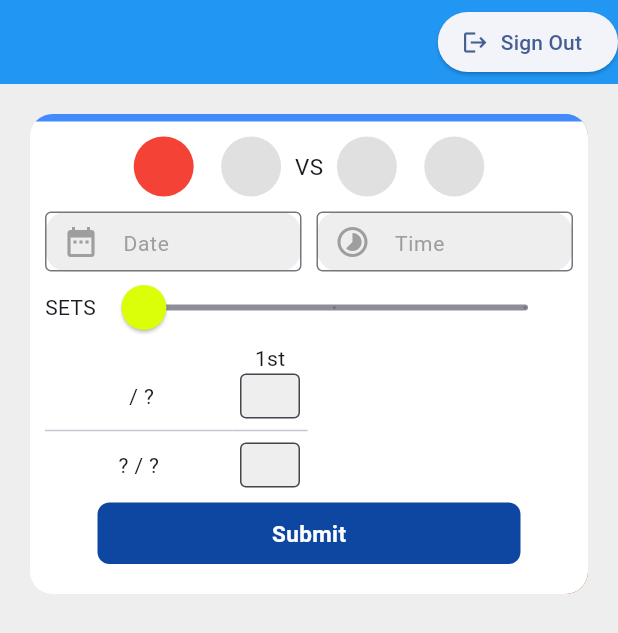
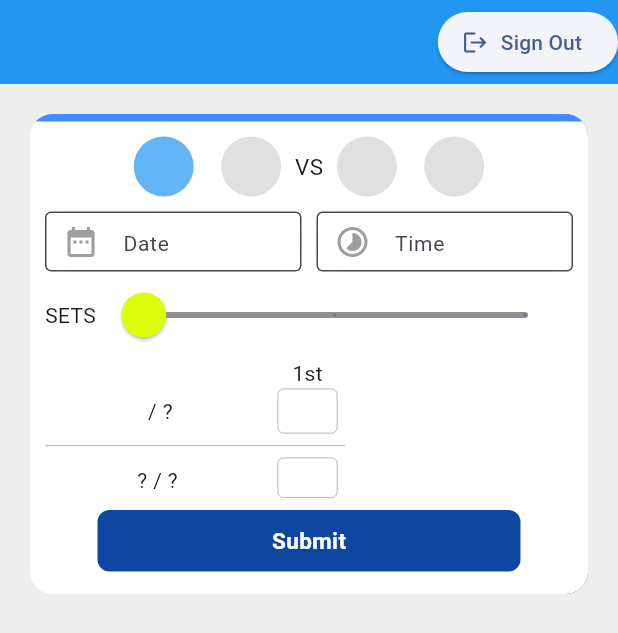
Before and after one commit to Nazareh/my-rating-mobile, a Flutter app: the screen it shows once a user with an empty profile is signed in, on a phone screen of 412 x 824 dp. Shown: the top 633 px of the screen. Run offline on Flutter 3.47's test engine with Material 3 defaults, Android fonts, the phone set to English and light mode, and no system bars; our stand-ins replace cloud_firestore, firebase_auth, firebase_core, flutter_svg, google_sign_in; missing offline and left inert: interval_time_picker; accounts and stored records are empty.

Commit message:
minor UI changes on match_upload.dart

```diff
--- a/lib/components/match_upload.dart
+++ b/lib/components/match_upload.dart
@@ -142,12 +142,12 @@ class _MatchUploadState extends State<MatchUpload> {
       child: Container(
         constraints: const BoxConstraints(maxHeight: 320),
         alignment: Alignment.center,
-        decoration: BoxDecoration(
+        decoration: const BoxDecoration(
           color: Colors.white,
           boxShadow: [
             BoxShadow(
               color: Colors.green,
-              offset: const Offset(
+              offset: Offset(
                 50.0,
                 5.0,
               ),
@@ -156,12 +156,12 @@ class _MatchUploadState extends State<MatchUpload> {
             ), //BoxShadow
             BoxShadow(
               color: Colors.red,
-              offset: const Offset(60.0, 60.0),
+              offset: Offset(60.0, 60.0),
               blurRadius: 20.0,
               spreadRadius: 30.0,
             ),
           ],
-          border: const Border(
+          border: Border(
             top: BorderSide(
                 color: Colors.blueAccent, width: 5.0, style: BorderStyle.solid),
           ),
@@ -180,13 +180,13 @@ class _MatchUploadState extends State<MatchUpload> {
                         child: Row(
                           children: [
                             _playerAvatar(widget.loggedPlayer.name, () {},
-                                Colors.red, context),
+                                Colors.blue.shade300, context),
                             _playerAvatar(
                                 _myParter?.name,
                                 (value) => setState(() {
                                       _myParter = value;
                                     }),
-                                Colors.purple,
+                                Colors.blue.shade300,
                                 context)
                           ],
                         ),
@@ -198,12 +198,12 @@ class _MatchUploadState extends State<MatchUpload> {
                             _playerAvatar(
                                 _opponent1?.name,
                                 (value) => setState(() => _opponent1 = value),
-                                Colors.green,
+                                Colors.red.shade300,
                                 context),
                             _playerAvatar(
                                 _opponent2?.name,
                                 (value) => setState(() => _opponent2 = value),
-                                Colors.orange,
+                                Colors.red.shade300,
                                 context)
                           ],
                         ),
@@ -229,12 +229,13 @@ class _MatchUploadState extends State<MatchUpload> {
                             controller: _dateController,
                             keyboardType: TextInputType.datetime,
                             decoration: const InputDecoration(
+                              filled: true,
+                              fillColor: Colors.white,
                               border: OutlineInputBorder(),
                               contentPadding: EdgeInsets.symmetric(
                                   horizontal: 20, vertical: 10),
                               hintText: 'Date',
                               hintStyle: TextStyle(
-                                color: Colors.grey,
                                 fontSize: 14,
                               ),
                               prefixIcon: Icon(
@@ -261,12 +262,13 @@ class _MatchUploadState extends State<MatchUpload> {
                             controller: _timeController,
                             keyboardType: TextInputType.datetime,
                             decoration: const InputDecoration(
+                              filled: true,
+                              fillColor: Colors.white,
                               border: OutlineInputBorder(),
                               contentPadding: EdgeInsets.symmetric(
                                   horizontal: 20, vertical: 10),
                               hintText: 'Time',
                               hintStyle: TextStyle(
-                                color: Colors.grey,
                                 fontSize: 14,
                               ),
                               prefixIcon: Icon(
@@ -282,8 +284,7 @@ class _MatchUploadState extends State<MatchUpload> {
                     ],
                   ),
                   Expanded(
-                    child: Container(
-                        child: Row(
+                    child: Row(
                       children: [
                         const Text('SETS'),
                         Expanded(
@@ -292,7 +293,7 @@ class _MatchUploadState extends State<MatchUpload> {
                                   inactiveTrackColor: const Color(0xFF8D8E98),
                                   activeTrackColor: Colors.blue,
                                   thumbColor: const Color(0xffdbff08),
-                                  overlayColor: const Color(0x29EB1555),
+                                  overlayColor: Colors.blue.shade100,
                                   thumbShape: const RoundSliderThumbShape(
                                       enabledThumbRadius: 15.0),
                                   overlayShape: const RoundSliderOverlayShape(
@@ -311,7 +312,7 @@ class _MatchUploadState extends State<MatchUpload> {
                                   },
                                 ))),
                       ],
-                    )),
+                    ),
                   ),
                   Row(
                     children: [
@@ -327,13 +328,12 @@ class _MatchUploadState extends State<MatchUpload> {
                                   textAlign: TextAlign.center,
                                   '${shortenName(widget.loggedPlayer.name)} / ${shortenName(_myParter?.name) ?? '?'}')),
                           const SizedBox(
-                            width: 125,
+                            width: 150,
                             child: Divider(),
                           ),
                           Container(
                               height: 30,
                               padding: const EdgeInsets.symmetric(vertical: 5),
-                              // decoration: BoxDecoration(color: Colors.red.shade200),
                               child: Text(
                                   textAlign: TextAlign.center,
                                   overflow: TextOverflow.clip,
@@ -354,18 +354,21 @@ class _MatchUploadState extends State<MatchUpload> {
                                     height: 30,
                                     width: 40,
                                     child: TextField(
+                                      style: const TextStyle(fontSize: 14),
                                       textAlign: TextAlign.center,
                                       controller: _team1Results[set],
                                       keyboardType: TextInputType.number,
                                       onChanged: (value) =>
                                           {updateTeam1Results(set, value)},
-                                      decoration: InputDecoration(
+                                      decoration: const InputDecoration(
                                         filled: true,
-                                        isDense: true,
-                                        fillColor: Colors.grey.shade200,
-                                        contentPadding:
-                                            const EdgeInsets.all(5.0),
-                                        border: const OutlineInputBorder(),
+                                        fillColor: Colors.white,
+                                        contentPadding: EdgeInsets.all(3.0),
+                                        border: OutlineInputBorder(),
+                                        enabledBorder: OutlineInputBorder(
+                                          borderSide: BorderSide(
+                                              color: Colors.grey, width: 0.5),
+                                        ),
                                       ),
                                     )),
                                 const SizedBox(
@@ -377,18 +380,22 @@ class _MatchUploadState extends State<MatchUpload> {
                                     height: 30,
                                     width: 40,
                                     child: TextField(
+                                      style: const TextStyle(fontSize: 14),
                                       textAlign: TextAlign.center,
                                       controller: _team2Results[set],
                                       keyboardType: TextInputType.number,
                                       onChanged: (value) =>
                                           {updateTeam2Results(set, value)},
-                                      decoration: InputDecoration(
+                                      decoration: const InputDecoration(
                                         filled: true,
+                                        fillColor: Colors.white,
                                         isDense: true,
-                                        fillColor: Colors.grey.shade200,
-                                        contentPadding:
-                                            const EdgeInsets.all(5.0),
-                                        border: const OutlineInputBorder(),
+                                        contentPadding: EdgeInsets.all(3.0),
+                                        border: OutlineInputBorder(),
+                                        enabledBorder: OutlineInputBorder(
+                                          borderSide: BorderSide(
+                                              color: Colors.grey, width: 0.5),
+                                        ),
                                       ),
                                     )),
                               ],
@@ -399,7 +406,7 @@ class _MatchUploadState extends State<MatchUpload> {
                   ),
                   Padding(
                       padding: const EdgeInsets.symmetric(
-                          horizontal: 20, vertical: 5),
+                          horizontal: 20, vertical: 0),
                       child: MyButton(
                           onTap: () {
                             if (_errorText == null) {
@@ -412,7 +419,6 @@ class _MatchUploadState extends State<MatchUpload> {
                             }
                           },
                           text: 'Submit')),
-                  // Expanded(child: Match())
                 ])),
       ),
     );
```
